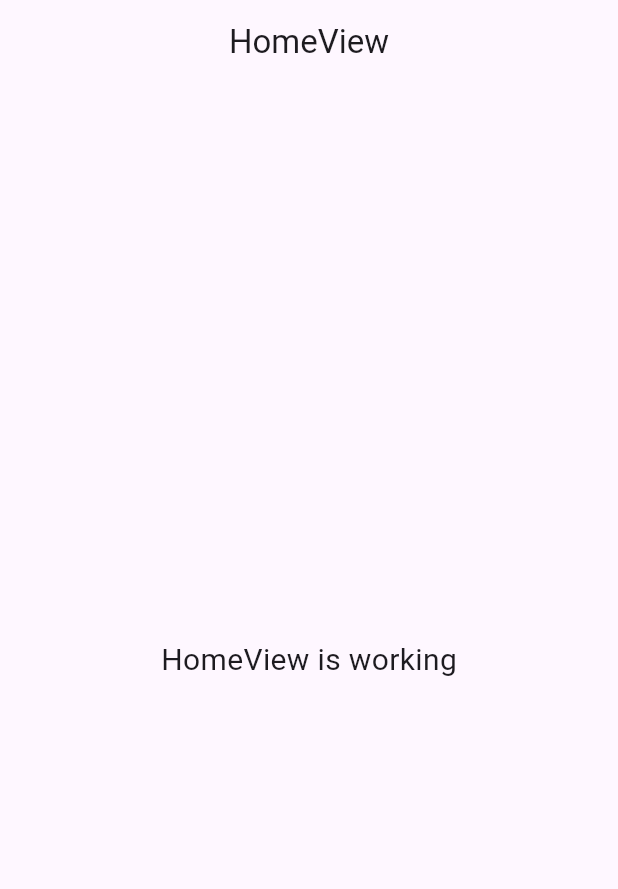
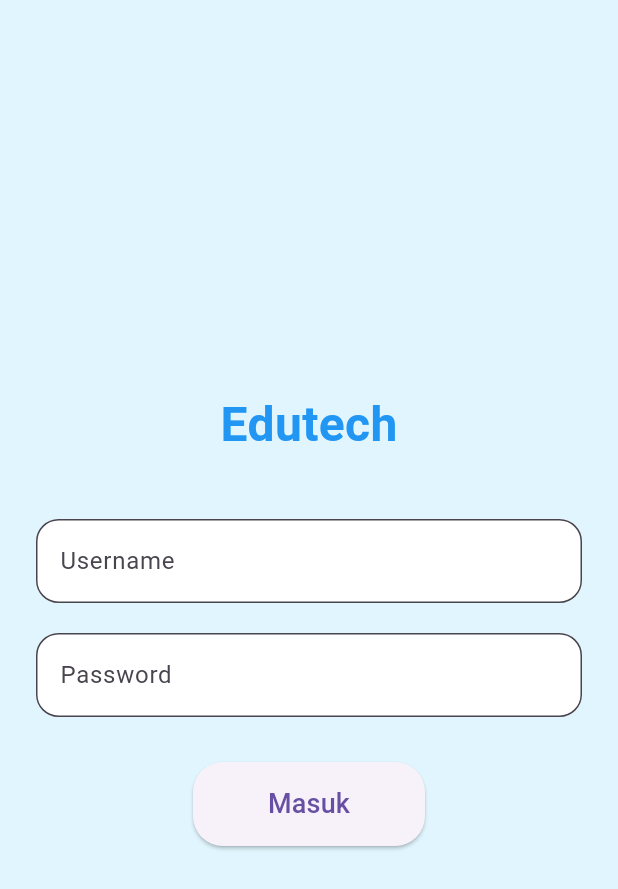
Before and after one commit to AryaFahrezi11/Edutech, a Flutter app: the screen it shows after launch, on a phone screen of 412 x 824 dp. Shown: the top 889 px of the screen. Run offline on Flutter 3.47's test engine with Material 3 defaults, Android fonts, the phone set to English and light mode, and no system bars; our stand-ins replace get; Roboto replaces fonts that are missing (Nunito).

Commit message:
Implement login feature with controller, view, and routing

```diff
--- /dev/null
+++ b/lib/app/modules/login/login_binding.dart
@@ -0,0 +1,9 @@
+import 'package:get/get.dart';
+import 'login_controller.dart';
+
+class LoginBinding extends Bindings {
+  @override
+  void dependencies() {
+    Get.lazyPut<LoginController>(() => LoginController());
+  }
+}
--- /dev/null
+++ b/lib/app/modules/login/login_view.dart
@@ -0,0 +1,62 @@
+import 'package:flutter/material.dart';
+import 'package:get/get.dart';
+import 'login_controller.dart';
+
+// Menggunakan GetView<LoginController> agar otomatis tersambung
+class LoginView extends GetView<LoginController> {
+  const LoginView({Key? key}) : super(key: key);
+
+  @override
+  Widget build(BuildContext context) {
+    return Scaffold(
+      backgroundColor: Colors.lightBlue[50], // Warna pastel khas edutech
+      body: Center(
+        child: Padding(
+          padding: const EdgeInsets.all(24.0),
+          child: Column(
+            mainAxisAlignment: MainAxisAlignment.center,
+            children: [
+              const Text(
+                "Edutech",
+                style: TextStyle(fontSize: 32, fontWeight: FontWeight.bold, color: Colors.blue),
+              ),
+              const SizedBox(height: 40),
+              TextField(
+                controller: controller.usernameController,
+                decoration: InputDecoration(
+                  labelText: "Username",
+                  border: OutlineInputBorder(borderRadius: BorderRadius.circular(15)),
+                  filled: true,
+                  fillColor: Colors.white,
+                ),
+              ),
+              const SizedBox(height: 20),
+              TextField(
+                controller: controller.passwordController,
+                obscureText: true,
+                decoration: InputDecoration(
+                  labelText: "Password",
+                  border: OutlineInputBorder(borderRadius: BorderRadius.circular(15)),
+                  filled: true,
+                  fillColor: Colors.white,
+                ),
+              ),
+              const SizedBox(height: 30),
+              // Obx() digunakan untuk mendengarkan perubahan variabel isLoading
+              Obx(() => controller.isLoading.value
+                  ? const CircularProgressIndicator()
+                  : ElevatedButton(
+                      onPressed: controller.loginProcess,
+                      style: ElevatedButton.styleFrom(
+                        padding: const EdgeInsets.symmetric(horizontal: 50, vertical: 15),
+                        shape: RoundedRectangleBorder(borderRadius: BorderRadius.circular(20)),
+                      ),
+                      child: const Text("Masuk", style: TextStyle(fontSize: 18)),
+                    )),
+            ],
+          ),
+        ),
+      ),
+    );
+  }
+}
--- a/lib/app/routes/app_pages.dart
+++ b/lib/app/routes/app_pages.dart
@@ -1,20 +1,14 @@
 import 'package:get/get.dart';
-
-import '../modules/home/bindings/home_binding.dart';
-import '../modules/home/views/home_view.dart';
-
-part 'app_routes.dart';
+import 'app_routes.dart';
+import '../modules/login/login_view.dart';
+import '../modules/login/login_binding.dart';
 
 class AppPages {
-  AppPages._();
-
-  static const INITIAL = Routes.HOME;
-
-  static final routes = [
+  static final pages = [
     GetPage(
-      name: _Paths.HOME,
-      page: () => const HomeView(),
-      binding: HomeBinding(),
+      name: Routes.LOGIN,
+      page: () => const LoginView(),
+      binding: LoginBinding(),
     ),
   ];
 }
--- a/lib/app/routes/app_routes.dart
+++ b/lib/app/routes/app_routes.dart
@@ -1,12 +1,4 @@
-part of 'app_pages.dart';
-// DO NOT EDIT. This is code generated via package:get_cli/get_cli.dart
-
 abstract class Routes {
-  Routes._();
-  static const HOME = _Paths.HOME;
+  static const LOGIN = '/login';
+  static const HOME = '/home'; // Untuk nanti
 }
-
-abstract class _Paths {
-  _Paths._();
-  static const HOME = '/home';
-}
--- a/lib/main.dart
+++ b/lib/main.dart
@@ -1,15 +1,26 @@
 import 'package:flutter/material.dart';
-
 import 'package:get/get.dart';
-
 import 'app/routes/app_pages.dart';
+import 'app/routes/app_routes.dart';
 
 void main() {
-  runApp(
-    GetMaterialApp(
-      title: "Application",
-      initialRoute: AppPages.INITIAL,
-      getPages: AppPages.routes,
-    ),
-  );
+  runApp(const MyApp());
 }
+
+class MyApp extends StatelessWidget {
+  const MyApp({Key? key}) : super(key: key);
+
+  @override
+  Widget build(BuildContext context) {
+    return GetMaterialApp(
+      title: 'Edutech',
+      debugShowCheckedModeBanner: false,
+      initialRoute: Routes.LOGIN, // Halaman pertama yang dibuka
+      getPages: AppPages.pages,   // Daftar semua halaman
+      theme: ThemeData(
+        primarySwatch: Colors.blue,
+        fontFamily: 'Nunito', // Cocok untuk font anak-anak
+      ),
+    );
+  }
+}
--- a/pubspec.yaml
+++ b/pubspec.yaml
@@ -30,6 +30,8 @@ environment:
 dependencies:
   flutter:
     sdk: flutter
+  get: ^4.6.1
+  http: ^0.13.5
 
   # The following adds the Cupertino Icons font to your application.
   # Use with the CupertinoIcons class for iOS style icons.
```
Also changed, not shown: lib/app/modules/login/login_controller.dart (added, +58 -0 lines), pubspec.lock.
